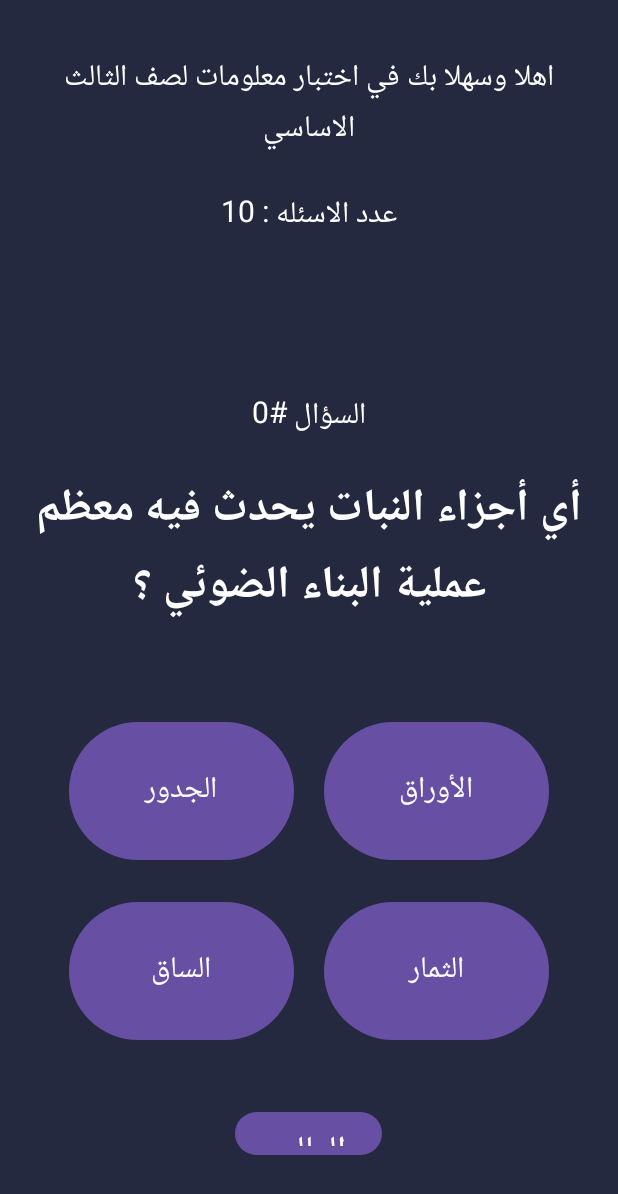
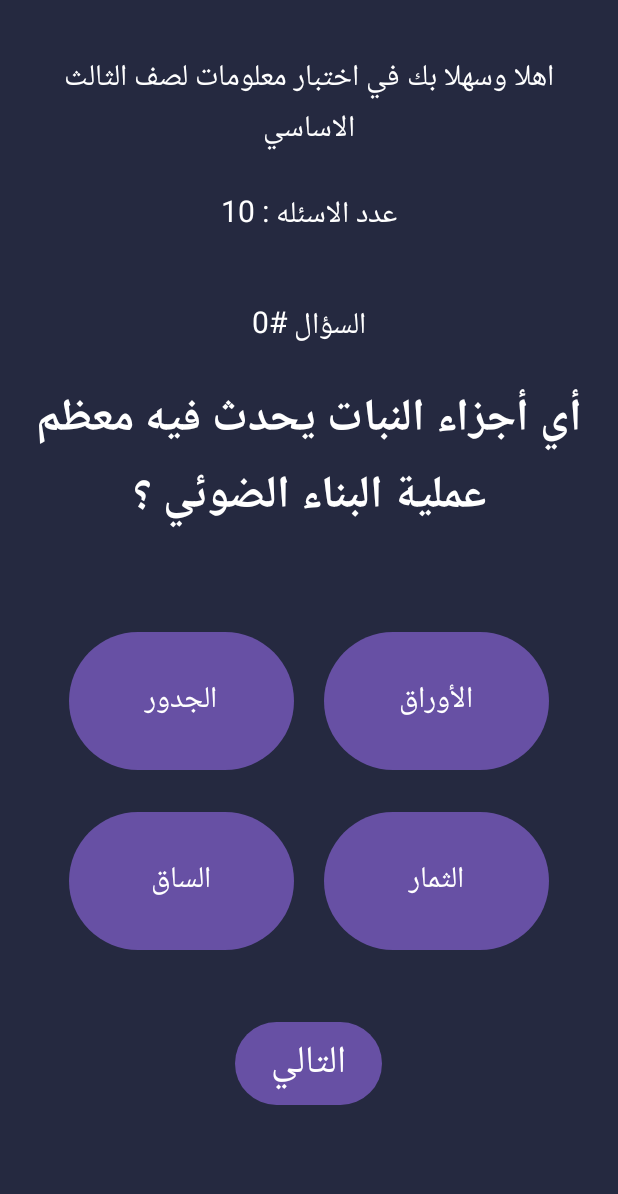
Before and after one commit to ReemAqra/QuizAndroidMobileApp, an Android app: the screen it shows after launch (MainActivity), on a phone screen of 412 x 824 dp. Shown: the top 1194 px of the screen. Run offline under Robolectric (Android 15) with nearby library versions, the light colour scheme and no system bars.

Commit message:
secound Commit

```diff
--- a/app/src/main/java/com/example/timestableapp/module/QuizDa.java
+++ b/app/src/main/java/com/example/timestableapp/module/QuizDa.java
@@ -37,13 +37,7 @@ public class QuizDa {
 
 
     public Quiz getA(int Question){
-        String ANSWER = null;
 
-//        for (Quiz a:quiz){
-//            if (a.getQuestion().equals(Question)){
-//                ANSWER =a.getAnswer();
-//            }
-//        }
         return quiz.get(Question);
     }
     public Quiz getQ(int current){
--- a/app/src/main/res/layout/activity_main.xml
+++ b/app/src/main/res/layout/activity_main.xml
@@ -18,7 +18,7 @@
         android:id="@+id/imageView"
         android:layout_width="match_parent"
         android:layout_height="wrap_content"
-        android:layout_margin="60dp"
+        android:layout_margin="20dp"
         android:visibility="gone"
 
         tools:srcCompat="@tools:sample/avatars" />
@@ -63,7 +63,7 @@
         android:text="Curr"
         android:layout_gravity="center"
         android:gravity="center"
-        android:layout_marginTop="100dp"
+        android:layout_marginTop="40dp"
         android:textColor="@color/white"
         android:textSize="20sp" />
 
@@ -80,6 +80,9 @@
         android:textStyle="bold"
         android:visibility="visible" />
 
+    <ScrollView
+        android:layout_width="match_parent"
+        android:layout_height="match_parent">
 
         <LinearLayout
             android:id="@+id/Linear"
@@ -169,6 +172,7 @@
 
 
         </LinearLayout>
+    </ScrollView>
 
 
 </LinearLayout>
--- a/app/src/main/res/values/strings.xml
+++ b/app/src/main/res/values/strings.xml
@@ -1,3 +1,3 @@
 <resources>
-    <string name="app_name">Timestable App</string>
+    <string name="app_name">Quiz App</string>
 </resources>
```
Lines whose indentation alone changed are shown as unchanged.
